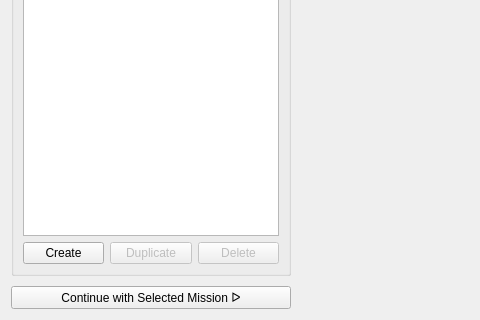
Above: UI/Preflight1/pre1_design.ui from cmpe-DroneLab/GeoFly3D before the change; both pictures show x 0 to 480 and y 448 to 768 of the 1024 by 768 pixel window. Below: the same form after it.
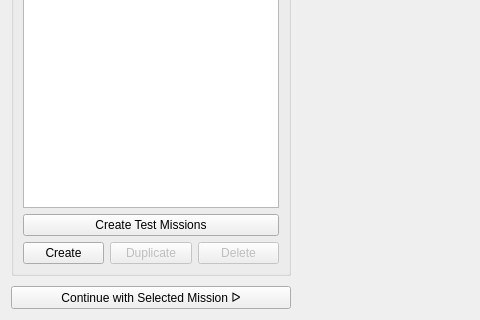
That is the form after the change.

Commit message: Added a button to create test missions

Diff of the .ui file:
```diff
--- a/UI/Preflight1/pre1_design.ui
+++ b/UI/Preflight1/pre1_design.ui
@@ -73,6 +73,13 @@
         <item>
          <widget class="QListWidget" name="listWidget"/>
         </item>
+        <item>
+         <widget class="QPushButton" name="btn_test_missions">
+          <property name="text">
+           <string>Create Test Missions</string>
+          </property>
+         </widget>
+        </item>
         <item>
          <layout class="QHBoxLayout" name="h_lay_drone_buttons">
           <item>
```
The commit also changes 5 other files.
